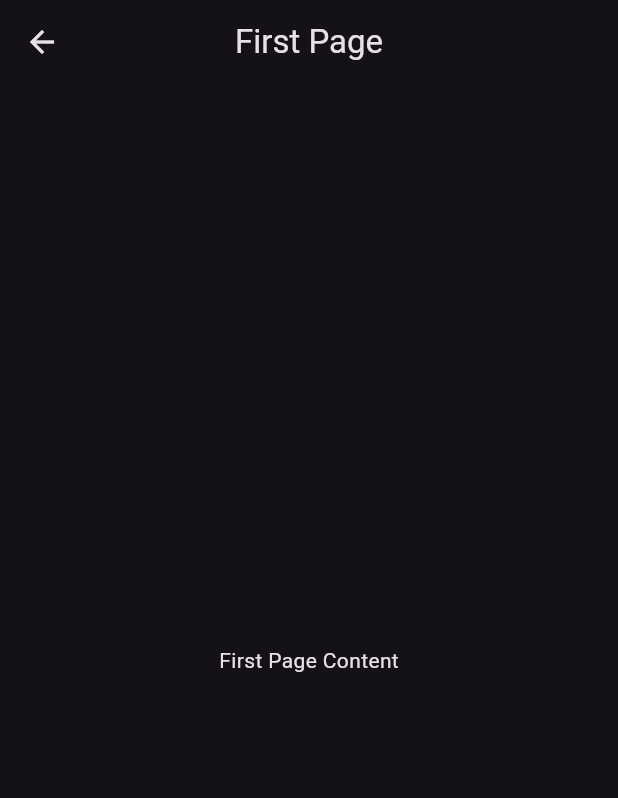
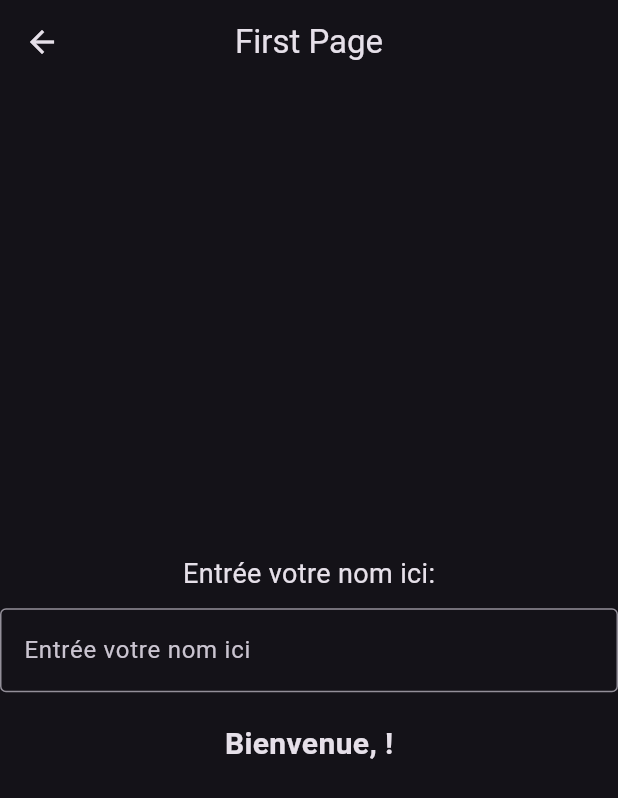
Before and after one commit to SNIVEAU/BUT2_TP_MOBILE, a Flutter app: the FirstPage screen opened directly, on a phone screen of 412 x 824 dp. Shown: the top 798 px of the screen. Run offline on Flutter 3.47's test engine with Material 3 defaults, Android fonts, the phone set to English and light mode, and no system bars; our stand-ins replace google_fonts.

Commit message:
implémentation du jeu

```diff
--- a/lib/UI/FirstPage.dart
+++ b/lib/UI/FirstPage.dart
@@ -1,6 +1,21 @@
 import 'package:flutter/material.dart';
+import 'GamePage.dart';
 
-class FirstPage extends StatelessWidget {
+class FirstPage extends StatefulWidget {
+  @override
+  _FirstPageState createState() => _FirstPageState();
+}
+
+class _FirstPageState extends State<FirstPage> {
+  String _name = '';
+
+  void _navigateToGamePage(BuildContext context) {
+    Navigator.push(
+      context,
+      MaterialPageRoute(builder: (context) => GamePage(name: _name)),
+    );
+  }
+
   @override
   Widget build(BuildContext context) {
     return Scaffold(
@@ -9,7 +24,33 @@ class FirstPage extends StatelessWidget {
         centerTitle: true,
       ),
       body: Center(
-        child: Text('First Page Content'),
+        child: Column(
+          mainAxisAlignment: MainAxisAlignment.center,
+          children: [
+            Text(
+              'Entrée votre nom ici:',
+              style: TextStyle(fontSize: 18),
+            ),
+            SizedBox(height: 10),
+            TextField(
+              onChanged: (value) {
+                setState(() {
+                  _name = value;
+                });
+              },
+              decoration: InputDecoration(
+                hintText: 'Entrée votre nom ici',
+                border: OutlineInputBorder(),
+              ),
+              onSubmitted: (_) => _navigateToGamePage(context),
+            ),
+            SizedBox(height: 20),
+            Text(
+              'Bienvenue, $_name!',
+              style: TextStyle(fontSize: 20, fontWeight: FontWeight.bold),
+            ),
+          ],
+        ),
       ),
     );
   }
```
Also changed, not shown: lib/UI/GamePage.dart (added, +106 -0 lines), 12 other files.
